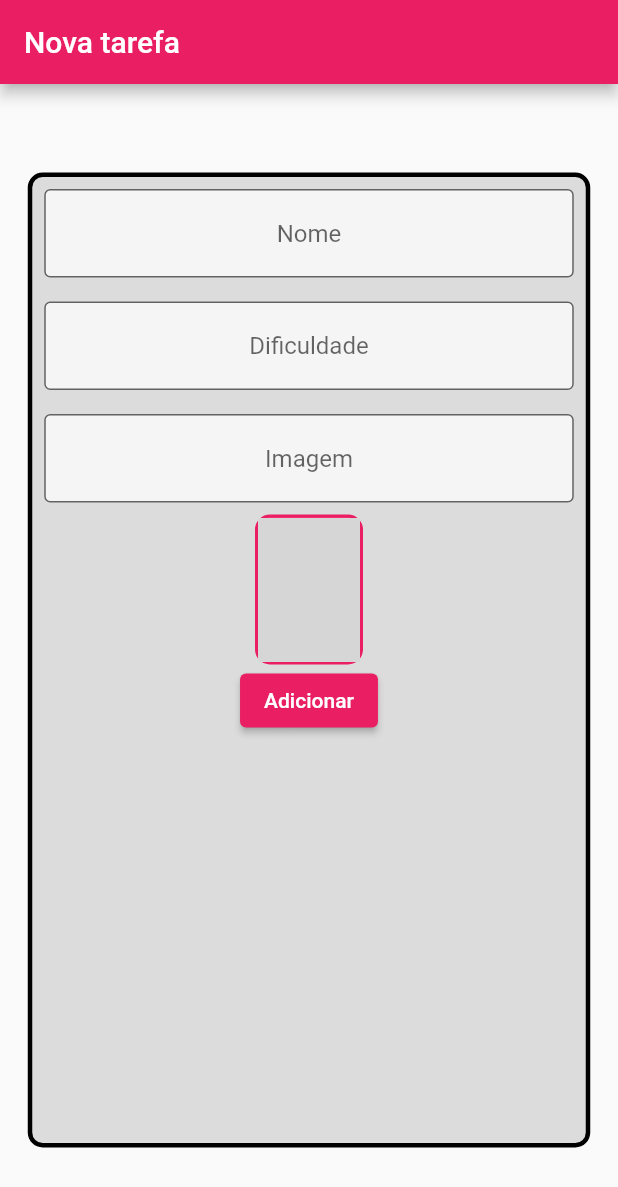
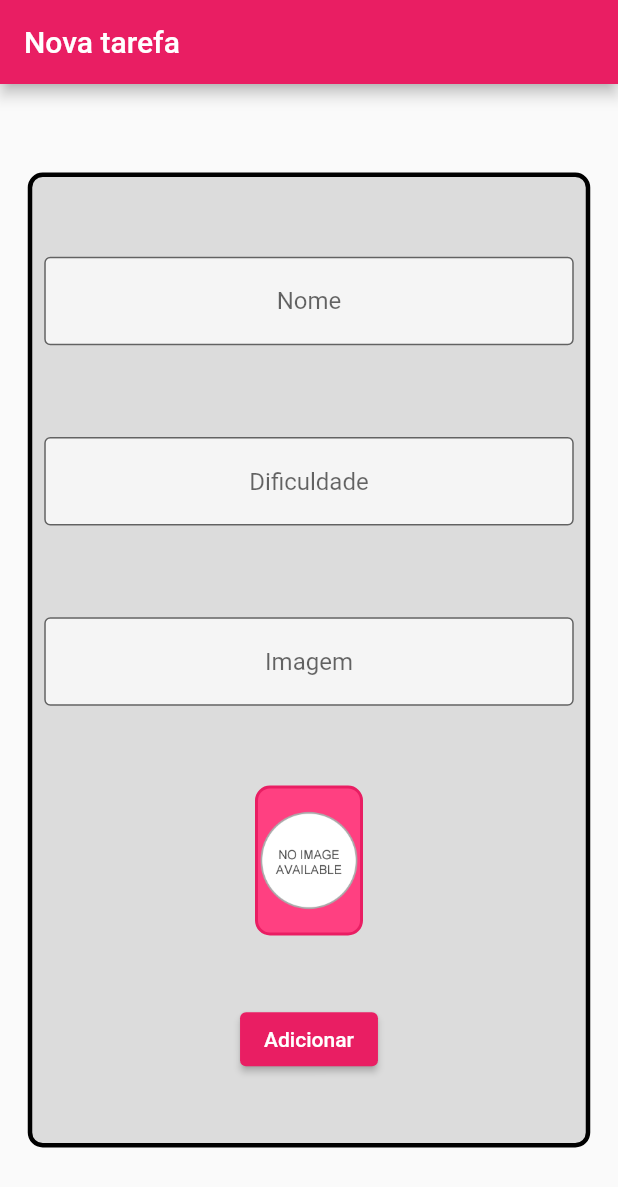
Before and after one commit to luanarruda/Flutter-DataPersistence, a Flutter app: the screen it shows after launch, on a phone screen of 412 x 824 dp. Shown: the top 1187 px of the screen. Run offline on Flutter 3.47's test engine with Material 2 defaults, Android fonts, the phone set to English and light mode, and no system bars; network calls fail; grey boxes are pictures that could not be loaded.

```diff
--- a/lib/screens/form-screen.dart
+++ b/lib/screens/form-screen.dart
@@ -28,6 +28,8 @@ class _FormScreenState extends State<FormScreen> {
             border: Border.all(width: 3),
           ),
           child: Column(
+            mainAxisAlignment: MainAxisAlignment.spaceEvenly,
+            crossAxisAlignment: CrossAxisAlignment.center,
             children: [
               Padding(
                 padding: const EdgeInsets.all(8.0),
@@ -86,6 +88,9 @@ class _FormScreenState extends State<FormScreen> {
                   borderRadius: BorderRadius.circular(10),
                   child: Image.network(
                     imageController.text,
+                    errorBuilder: (BuildContext context, Object excepetion, StackTrace? stackTrace){
+                      return Image.asset('assets/images/noimage.svg.png');
+                    },
                     fit: BoxFit.cover,
                   ),
                 ),
```
Also changed, not shown: assets/images/noimage.svg (added), assets/images/noimage.svg.png (added), assets/images/semfoto.png (added).
